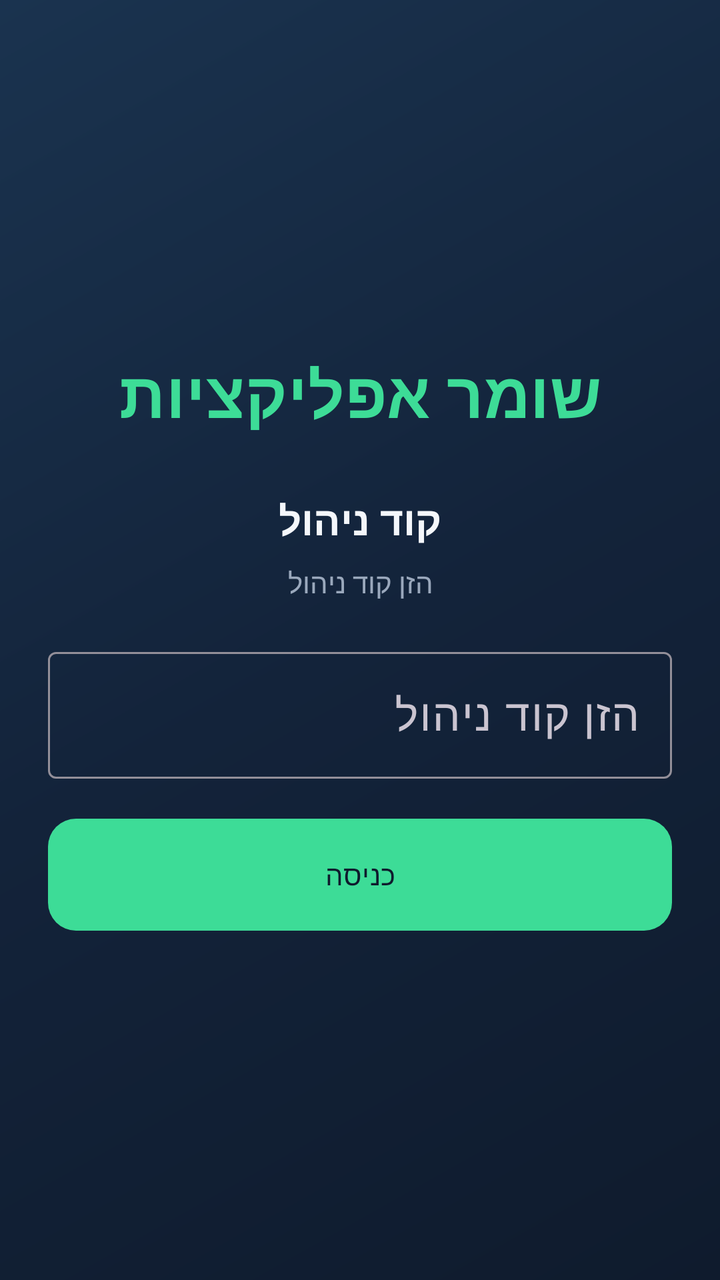
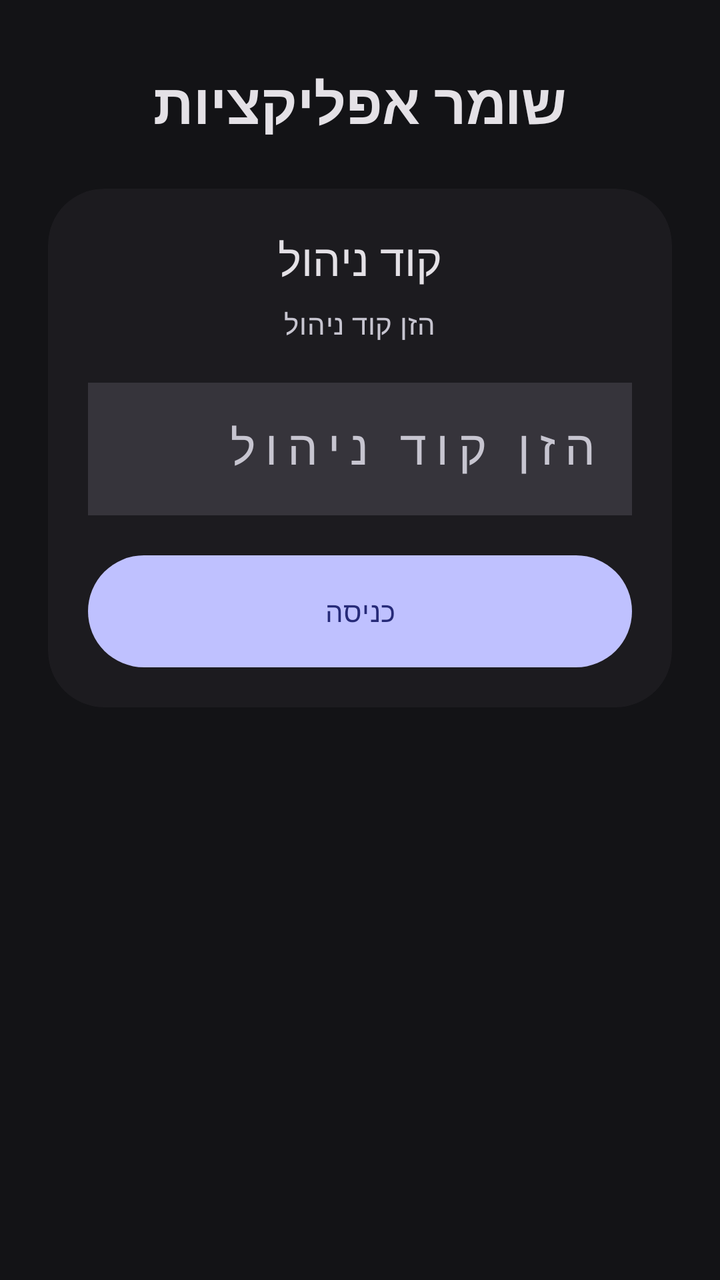

Before-and-after screenshots of an Android layout around one commit, followed by the original layout XML and the change that was made.
<!-- AndroidManifest.xml: application theme Theme.AppGuard -->
<!-- res/layout/activity_pin.xml -->
<?xml version="1.0" encoding="utf-8"?>
<FrameLayout xmlns:android="http://schemas.android.com/apk/res/android"
    android:layout_width="match_parent"
    android:layout_height="match_parent"
    android:background="@drawable/bg_gradient"
    android:layoutDirection="rtl"
    android:padding="24dp">

    <LinearLayout
        android:layout_width="match_parent"
        android:layout_height="wrap_content"
        android:layout_gravity="center"
        android:orientation="vertical">

        <TextView
            android:id="@+id/brand"
            style="@style/Text.Brand"
            android:layout_width="match_parent"
            android:layout_height="wrap_content"
            android:gravity="center"
            android:text="@string/app_name" />

        <TextView
            android:id="@+id/pinTitle"
            android:layout_width="match_parent"
            android:layout_height="wrap_content"
            android:layout_marginTop="28dp"
            android:gravity="center"
            android:text="@string/pin_title"
            android:textColor="@color/text_primary"
            android:textSize="20sp"
            android:textStyle="bold" />

        <TextView
            android:id="@+id/pinHint"
            android:layout_width="match_parent"
            android:layout_height="wrap_content"
            android:layout_marginTop="8dp"
            android:gravity="center"
            android:text="@string/pin_enter_hint"
            android:textColor="@color/text_secondary" />

        <com.google.android.material.textfield.TextInputLayout
            android:id="@+id/pinLayout"
            android:layout_width="match_parent"
            android:layout_height="wrap_content"
            android:layout_marginTop="20dp"
            android:hint="@string/pin_enter_hint">

            <com.google.android.material.textfield.TextInputEditText
                android:id="@+id/pinInput"
                android:layout_width="match_parent"
                android:layout_height="wrap_content"
                android:inputType="numberPassword"
                android:maxLength="8"
                android:textAlignment="center"
                android:textSize="22sp" />
        </com.google.android.material.textfield.TextInputLayout>

        <com.google.android.material.textfield.TextInputLayout
            android:id="@+id/pinConfirmLayout"
            android:layout_width="match_parent"
            android:layout_height="wrap_content"
            android:layout_marginTop="12dp"
            android:hint="@string/pin_confirm_hint"
            android:visibility="gone">

            <com.google.android.material.textfield.TextInputEditText
                android:id="@+id/pinConfirmInput"
                android:layout_width="match_parent"
                android:layout_height="wrap_content"
                android:inputType="numberPassword"
                android:maxLength="8"
                android:textAlignment="center"
                android:textSize="22sp" />
        </com.google.android.material.textfield.TextInputLayout>

        <com.google.android.material.button.MaterialButton
            android:id="@+id/pinSubmit"
            android:layout_width="match_parent"
            android:layout_height="56dp"
            android:layout_marginTop="20dp"
            android:text="@string/pin_unlock" />

        <com.google.android.material.button.MaterialButton
            android:id="@+id/btnForgot"
            style="@style/Widget.AppGuard.Button.Outlined"
            android:layout_width="match_parent"
            android:layout_height="wrap_content"
            android:layout_marginTop="12dp"
            android:text="@string/recovery_forgot"
            android:visibility="gone" />
    </LinearLayout>
</FrameLayout>
<!-- resources referenced by this layout -->
<resources>
  <color name="text_primary">#F4F7FB</color>
  <color name="text_secondary">#9AA8BC</color>
  <!-- drawable bg_gradient (drawable) -->
  <?xml version="1.0" encoding="utf-8"?>
  <shape xmlns:android="http://schemas.android.com/apk/res/android"
      android:shape="rectangle">
      <gradient
          android:angle="135"
          android:startColor="#0F1B2D"
          android:centerColor="#13233A"
          android:endColor="#1A334F"
          android:type="linear" />
  </shape>
  <style name="Text.Brand" parent="TextAppearance.Material3.HeadlineLarge">
          <item name="android:textColor">@color/accent</item>
          <item name="android:textStyle">bold</item>
          <item name="android:letterSpacing">0.01</item>
      </style>
  <style name="Widget.AppGuard.Button.Outlined" parent="Widget.Material3.Button.OutlinedButton">
          <item name="strokeColor">@color/stroke</item>
          <item name="android:textColor">@color/text_primary</item>
          <item name="cornerRadius">14dp</item>
          <item name="android:minHeight">48dp</item>
      </style>
  <style name="Theme.AppGuard" parent="Theme.Material3.Dark.NoActionBar">
          <item name="colorPrimary">@color/accent</item>
          <item name="colorPrimaryContainer">@color/accent_dim</item>
          <item name="colorOnPrimary">@color/bg</item>
          <item name="colorSecondary">@color/warning</item>
          <item name="colorError">@color/danger</item>
          <item name="android:statusBarColor">@android:color/transparent</item>
          <item name="android:navigationBarColor">@android:color/transparent</item>
          <item name="android:windowBackground">@color/bg</item>
          <item name="android:textColorPrimary">@color/text_primary</item>
          <item name="android:textColorSecondary">@color/text_secondary</item>
          <item name="materialButtonStyle">@style/Widget.AppGuard.Button</item>
          <item name="android:windowLayoutInDisplayCutoutMode">shortEdges</item>
      </style>
  <color name="accent">#3DDC97</color>
  <color name="stroke">#2E405C</color>
  <color name="accent_dim">#2A9B6C</color>
  <color name="bg">#0F1B2D</color>
  <color name="warning">#FFCC66</color>
  <color name="danger">#F07178</color>
  <style name="Widget.AppGuard.Button" parent="Widget.Material3.Button">
          <item name="backgroundTint">@color/accent</item>
          <item name="android:textColor">@color/bg</item>
          <item name="cornerRadius">14dp</item>
          <item name="android:minHeight">52dp</item>
          <item name="android:insetTop">0dp</item>
          <item name="android:insetBottom">0dp</item>
      </style>
  <!-- unchanged entries left out for length: 6 -->
</resources>

<!-- the commit's change to res/layout/activity_pin.xml (unified diff, before → after) -->
@@ -1,8 +1,10 @@
 <?xml version="1.0" encoding="utf-8"?>
-<FrameLayout xmlns:android="http://schemas.android.com/apk/res/android"
+<ScrollView xmlns:android="http://schemas.android.com/apk/res/android"
+    xmlns:app="http://schemas.android.com/apk/res-auto"
     android:layout_width="match_parent"
     android:layout_height="match_parent"
-    android:background="@drawable/bg_gradient"
+    android:background="?attr/colorSurface"
+    android:fillViewport="true"
     android:layoutDirection="rtl"
     android:padding="24dp">
 
@@ -12,83 +14,252 @@
         android:layout_gravity="center"
         android:orientation="vertical">
 
+        <include layout="@layout/include_onboarding_steps" />
+
+        <TextView
+            android:id="@+id/stepCaption"
+            style="@style/Text.Caption"
+            android:layout_width="match_parent"
+            android:layout_height="wrap_content"
+            android:layout_marginTop="12dp"
+            android:gravity="center"
+            android:text="@string/pin_step_caption"
+            android:visibility="gone" />
+
         <TextView
             android:id="@+id/brand"
-            style="@style/Text.Brand"
-            android:layout_width="match_parent"
-            android:layout_height="wrap_content"
-            android:gravity="center"
-            android:text="@string/app_name" />
-
-        <TextView
-            android:id="@+id/pinTitle"
-            android:layout_width="match_parent"
-            android:layout_height="wrap_content"
-            android:layout_marginTop="28dp"
-            android:gravity="center"
-            android:text="@string/pin_title"
-            android:textColor="@color/text_primary"
-            android:textSize="20sp"
-            android:textStyle="bold" />
-
-        <TextView
-            android:id="@+id/pinHint"
             android:layout_width="match_parent"
             android:layout_height="wrap_content"
             android:layout_marginTop="8dp"
             android:gravity="center"
-            android:text="@string/pin_enter_hint"
-            android:textColor="@color/text_secondary" />
-
-        <com.google.android.material.textfield.TextInputLayout
-            android:id="@+id/pinLayout"
-            android:layout_width="match_parent"
-            android:layout_height="wrap_content"
-            android:layout_marginTop="20dp"
-            android:hint="@string/pin_enter_hint">
-
-            <com.google.android.material.textfield.TextInputEditText
-                android:id="@+id/pinInput"
+            android:text="@string/app_name"
+            android:textAppearance="@style/TextAppearance.Material3.HeadlineMedium"
+            android:textColor="?attr/colorOnSurface"
+            android:textStyle="bold" />
+
+        <com.google.android.material.card.MaterialCardView
+            android:layout_width="match_parent"
+            android:layout_height="wrap_content"
+            android:layout_marginTop="24dp"
+            app:shapeAppearanceOverlay="@style/Shape.AppGuard.CardHero">
+
+            <LinearLayout
                 android:layout_width="match_parent"
                 android:layout_height="wrap_content"
-                android:inputType="numberPassword"
-                android:maxLength="8"
-                android:textAlignment="center"
-                android:textSize="22sp" />
-        </com.google.android.material.textfield.TextInputLayout>
-
-        <com.google.android.material.textfield.TextInputLayout
-            android:id="@+id/pinConfirmLayout"
-            android:layout_width="match_parent"
-            android:layout_height="wrap_content"
-            android:layout_marginTop="12dp"
-            android:hint="@string/pin_confirm_hint"
-            android:visibility="gone">
-
-            <com.google.android.material.textfield.TextInputEditText
-                android:id="@+id/pinConfirmInput"
-                android:layout_width="match_parent"
-                android:layout_height="wrap_content"
-                android:inputType="numberPassword"
-                android:maxLength="8"
-                android:textAlignment="center"
-                android:textSize="22sp" />
-        </com.google.android.material.textfield.TextInputLayout>
-
-        <com.google.android.material.button.MaterialButton
-            android:id="@+id/pinSubmit"
-            android:layout_width="match_parent"
-            android:layout_height="56dp"
-            android:layout_marginTop="20dp"
-            android:text="@string/pin_unlock" />
+                android:orientation="vertical"
+                android:padding="20dp">
+
+                <TextView
+                    android:id="@+id/pinTitle"
+                    android:layout_width="match_parent"
+                    android:layout_height="wrap_content"
+                    android:gravity="center"
+                    android:text="@string/pin_title"
+                    android:textAppearance="@style/TextAppearance.Material3.TitleLarge"
+                    android:textColor="?attr/colorOnSurface" />
+
+                <TextView
+                    android:id="@+id/pinHint"
+                    android:layout_width="match_parent"
+                    android:layout_height="wrap_content"
+                    android:layout_marginTop="8dp"
+                    android:gravity="center"
+                    android:text="@string/pin_enter_hint"
+                    android:textAppearance="@style/TextAppearance.Material3.BodyMedium"
+                    android:textColor="?attr/colorOnSurfaceVariant" />
+
+                <com.google.android.material.textfield.TextInputLayout
+                    android:id="@+id/pinLayout"
+                    android:layout_width="match_parent"
+                    android:layout_height="wrap_content"
+                    android:layout_marginTop="20dp"
+                    android:hint="@string/pin_enter_hint">
+
+                    <com.google.android.material.textfield.TextInputEditText
+                        android:id="@+id/pinInput"
+                        android:layout_width="match_parent"
+                        android:layout_height="wrap_content"
+                        android:inputType="numberPassword"
+                        android:letterSpacing="0.2"
+                        android:maxLength="8"
+                        android:textAlignment="center"
+                        android:textSize="24sp" />
+                </com.google.android.material.textfield.TextInputLayout>
+
+                <com.google.android.material.textfield.TextInputLayout
+                    android:id="@+id/pinConfirmLayout"
+                    android:layout_width="match_parent"
+                    android:layout_height="wrap_content"
+                    android:layout_marginTop="12dp"
+                    android:hint="@string/pin_confirm_hint"
+                    android:visibility="gone">
+
+                    <com.google.android.material.textfield.TextInputEditText
+                        android:id="@+id/pinConfirmInput"
+                        android:layout_width="match_parent"
+                        android:layout_height="wrap_content"
+                        android:inputType="numberPassword"
+                        android:letterSpacing="0.2"
+                        android:maxLength="8"
+                        android:textAlignment="center"
+                        android:textSize="24sp" />
+                </com.google.android.material.textfield.TextInputLayout>
+
+                <com.google.android.material.button.MaterialButton
+                    android:id="@+id/pinSubmit"
+                    android:layout_width="match_parent"
+                    android:layout_height="56dp"
+                    android:layout_marginTop="20dp"
+                    android:text="@string/pin_unlock" />
+            </LinearLayout>
+        </com.google.android.material.card.MaterialCardView>
 
         <com.google.android.material.button.MaterialButton
             android:id="@+id/btnForgot"
-            style="@style/Widget.AppGuard.Button.Outlined"
-            android:layout_width="match_parent"
-            android:layout_height="wrap_content"
-            android:layout_marginTop="12dp"
+            style="@style/Widget.AppGuard.Button.Ghost"
+            android:layout_width="match_parent"
+            android:layout_height="wrap_content"
+            android:layout_marginTop="8dp"
             android:text="@string/recovery_forgot"
             android:visibility="gone" />
     </LinearLayout>
-</FrameLayout>
+</ScrollView>
+<!-- res/layout/include_onboarding_steps.xml (included above) -->
+<?xml version="1.0" encoding="utf-8"?>
+<LinearLayout xmlns:android="http://schemas.android.com/apk/res/android"
+    android:id="@+id/onboardingRail"
+    android:layout_width="match_parent"
+    android:layout_height="wrap_content"
+    android:layout_marginBottom="4dp"
+    android:background="@drawable/bg_search"
+    android:gravity="center"
+    android:orientation="horizontal"
+    android:paddingHorizontal="8dp"
+    android:paddingVertical="10dp"
+    android:visibility="gone">
+
+    <LinearLayout
+        android:layout_width="0dp"
+        android:layout_height="wrap_content"
+        android:layout_weight="1"
+        android:gravity="center"
+        android:orientation="vertical">
+
+        <TextView
+            android:id="@+id/step1"
+            android:layout_width="28dp"
+            android:layout_height="28dp"
+            android:background="@drawable/bg_step_idle"
+            android:gravity="center"
+            android:text="1"
+            android:textSize="12sp"
+            android:textStyle="bold" />
+
+        <TextView
+            android:id="@+id/step1Label"
+            android:layout_width="wrap_content"
+            android:layout_height="wrap_content"
+            android:layout_marginTop="4dp"
+            android:text="@string/step_pin"
+            android:textAppearance="@style/TextAppearance.Material3.LabelSmall" />
+    </LinearLayout>
+
+    <View
+        android:layout_width="0dp"
+        android:layout_height="2dp"
+        android:layout_marginTop="-14dp"
+        android:layout_weight="0.25"
+        android:background="@color/md_theme_outline_variant" />
+
+    <LinearLayout
+        android:layout_width="0dp"
+        android:layout_height="wrap_content"
+        android:layout_weight="1"
+        android:gravity="center"
+        android:orientation="vertical">
+
+        <TextView
+            android:id="@+id/step2"
+            android:layout_width="28dp"
+            android:layout_height="28dp"
+            android:background="@drawable/bg_step_idle"
+            android:gravity="center"
+            android:text="2"
+            android:textSize="12sp"
+            android:textStyle="bold" />
+
+        <TextView
+            android:id="@+id/step2Label"
+            android:layout_width="wrap_content"
+            android:layout_height="wrap_content"
+            android:layout_marginTop="4dp"
+            android:text="@string/step_recovery"
+            android:textAppearance="@style/TextAppearance.Material3.LabelSmall" />
+    </LinearLayout>
+
+    <View
+        android:layout_width="0dp"
+        android:layout_height="2dp"
+        android:layout_marginTop="-14dp"
+        android:layout_weight="0.25"
+        android:background="@color/md_theme_outline_variant" />
+
+    <LinearLayout
+        android:layout_width="0dp"
+        android:layout_height="wrap_content"
+        android:layout_weight="1"
+        android:gravity="center"
+        android:orientation="vertical">
+
+        <TextView
+            android:id="@+id/step3"
+            android:layout_width="28dp"
+            android:layout_height="28dp"
+            android:background="@drawable/bg_step_idle"
+            android:gravity="center"
+            android:text="3"
+            android:textSize="12sp"
+            android:textStyle="bold" />
+
+        <TextView
+            android:id="@+id/step3Label"
+            android:layout_width="wrap_content"
+            android:layout_height="wrap_content"
+            android:layout_marginTop="4dp"
+            android:text="@string/step_permissions"
+            android:textAppearance="@style/TextAppearance.Material3.LabelSmall" />
+    </LinearLayout>
+
+    <View
+        android:layout_width="0dp"
+        android:layout_height="2dp"
+        android:layout_marginTop="-14dp"
+        android:layout_weight="0.25"
+        android:background="@color/md_theme_outline_variant" />
+
+    <LinearLayout
+        android:layout_width="0dp"
+        android:layout_height="wrap_content"
+        android:layout_weight="1"
+        android:gravity="center"
+        android:orientation="vertical">
+
+        <TextView
+            android:id="@+id/step4"
+            android:layout_width="28dp"
+            android:layout_height="28dp"
+            android:background="@drawable/bg_step_idle"
+            android:gravity="center"
+            android:text="4"
+            android:textSize="12sp"
+            android:textStyle="bold" />
+
+        <TextView
+            android:id="@+id/step4Label"
+            android:layout_width="wrap_content"
+            android:layout_height="wrap_content"
+            android:layout_marginTop="4dp"
+            android:text="@string/step_allowlist"
+            android:textAppearance="@style/TextAppearance.Material3.LabelSmall" />
+    </LinearLayout>
+</LinearLayout>
<!-- resource entries referenced after the edit -->
@@ -1,56 +1,145 @@
 <!-- resources referenced by this layout -->
 <resources>
-  <color name="text_primary">#F4F7FB</color>
-  <color name="text_secondary">#9AA8BC</color>
-  <!-- drawable bg_gradient (drawable) -->
+  <color name="md_theme_outline_variant">#46464F</color>
+  <!-- drawable bg_search (drawable) -->
   <?xml version="1.0" encoding="utf-8"?>
   <shape xmlns:android="http://schemas.android.com/apk/res/android"
       android:shape="rectangle">
-      <gradient
-          android:angle="135"
-          android:startColor="#0F1B2D"
-          android:centerColor="#13233A"
-          android:endColor="#1A334F"
-          android:type="linear" />
+      <solid android:color="@color/md_theme_surface_container_highest" />
+      <corners android:radius="28dp" />
   </shape>
-  <style name="Text.Brand" parent="TextAppearance.Material3.HeadlineLarge">
-          <item name="android:textColor">@color/accent</item>
-          <item name="android:textStyle">bold</item>
-          <item name="android:letterSpacing">0.01</item>
+  <!-- drawable bg_step_idle (drawable) -->
+  <?xml version="1.0" encoding="utf-8"?>
+  <shape xmlns:android="http://schemas.android.com/apk/res/android"
+      android:shape="oval">
+      <solid android:color="@color/md_theme_surface_container_highest" />
+      <size android:width="28dp" android:height="28dp" />
+  </shape>
+  <string name="pin_step_caption">בחר קוד שיגן על ההגדרות</string>
+  <string name="step_allowlist">רשימה</string>
+  <string name="step_permissions">הרשאות</string>
+  <string name="step_pin">קוד</string>
+  <string name="step_recovery">שחזור</string>
+  <style name="Shape.AppGuard.CardHero" parent="ShapeAppearance.Material3.Corner.ExtraLarge">
+          <item name="cornerSize">28dp</item>
       </style>
-  <style name="Widget.AppGuard.Button.Outlined" parent="Widget.Material3.Button.OutlinedButton">
-          <item name="strokeColor">@color/stroke</item>
-          <item name="android:textColor">@color/text_primary</item>
-          <item name="cornerRadius">14dp</item>
+  <style name="Text.Caption" parent="TextAppearance.Material3.LabelMedium">
+          <item name="android:textColor">?attr/colorOnSurfaceVariant</item>
+      </style>
+  <style name="Widget.AppGuard.Button.Ghost" parent="Widget.Material3.Button.TextButton">
           <item name="android:minHeight">48dp</item>
+          <item name="cornerRadius">28dp</item>
+          <item name="android:textAllCaps">false</item>
       </style>
   <style name="Theme.AppGuard" parent="Theme.Material3.Dark.NoActionBar">
-          <item name="colorPrimary">@color/accent</item>
-          <item name="colorPrimaryContainer">@color/accent_dim</item>
-          <item name="colorOnPrimary">@color/bg</item>
-          <item name="colorSecondary">@color/warning</item>
-          <item name="colorError">@color/danger</item>
+          <item name="colorPrimary">@color/md_theme_primary</item>
+          <item name="colorOnPrimary">@color/md_theme_on_primary</item>
+          <item name="colorPrimaryContainer">@color/md_theme_primary_container</item>
+          <item name="colorOnPrimaryContainer">@color/md_theme_on_primary_container</item>
+          <item name="colorSecondary">@color/md_theme_secondary</item>
+          <item name="colorOnSecondary">@color/md_theme_on_secondary</item>
+          <item name="colorSecondaryContainer">@color/md_theme_secondary_container</item>
+          <item name="colorOnSecondaryContainer">@color/md_theme_on_secondary_container</item>
+          <item name="colorTertiary">@color/md_theme_tertiary</item>
+          <item name="colorOnTertiary">@color/md_theme_on_tertiary</item>
+          <item name="colorTertiaryContainer">@color/md_theme_tertiary_container</item>
+          <item name="colorOnTertiaryContainer">@color/md_theme_on_tertiary_container</item>
+          <item name="colorError">@color/md_theme_error</item>
+          <item name="colorOnError">@color/md_theme_on_error</item>
+          <item name="colorErrorContainer">@color/md_theme_error_container</item>
+          <item name="colorOnErrorContainer">@color/md_theme_on_error_container</item>
+          <item name="android:colorBackground">@color/md_theme_background</item>
+          <item name="colorOnBackground">@color/md_theme_on_background</item>
+          <item name="colorSurface">@color/md_theme_surface</item>
+          <item name="colorOnSurface">@color/md_theme_on_surface</item>
+          <item name="colorSurfaceVariant">@color/md_theme_surface_variant</item>
+          <item name="colorOnSurfaceVariant">@color/md_theme_on_surface_variant</item>
+          <item name="colorOutline">@color/md_theme_outline</item>
+          <item name="colorOutlineVariant">@color/md_theme_outline_variant</item>
+          <item name="colorSurfaceContainer">@color/md_theme_surface_container</item>
+          <item name="colorSurfaceContainerHigh">@color/md_theme_surface_container_high</item>
+          <item name="colorSurfaceContainerHighest">@color/md_theme_surface_container_highest</item>
+          <item name="colorSurfaceContainerLow">@color/md_theme_surface_container_low</item>
+          <item name="colorSurfaceContainerLowest">@color/md_theme_background</item>
           <item name="android:statusBarColor">@android:color/transparent</item>
           <item name="android:navigationBarColor">@android:color/transparent</item>
-          <item name="android:windowBackground">@color/bg</item>
-          <item name="android:textColorPrimary">@color/text_primary</item>
-          <item name="android:textColorSecondary">@color/text_secondary</item>
+          <item name="android:windowBackground">@color/md_theme_background</item>
+          <item name="android:windowLayoutInDisplayCutoutMode">shortEdges</item>
           <item name="materialButtonStyle">@style/Widget.AppGuard.Button</item>
-          <item name="android:windowLayoutInDisplayCutoutMode">shortEdges</item>
+          <item name="materialCardViewStyle">@style/Widget.AppGuard.Card</item>
+          <item name="checkboxStyle">@style/Widget.AppGuard.CheckBox</item>
+          <item name="materialSwitchStyle">@style/Widget.AppGuard.Switch</item>
+          <item name="textInputStyle">@style/Widget.AppGuard.TextInput</item>
+          <item name="toolbarStyle">@style/Widget.AppGuard.Toolbar</item>
+          <item name="chipStyle">@style/Widget.AppGuard.Chip</item>
       </style>
-  <color name="accent">#3DDC97</color>
-  <color name="stroke">#2E405C</color>
-  <color name="accent_dim">#2A9B6C</color>
-  <color name="bg">#0F1B2D</color>
-  <color name="warning">#FFCC66</color>
-  <color name="danger">#F07178</color>
+  <color name="md_theme_surface_container_highest">#36343B</color>
+  <color name="md_theme_primary">#BFC1FF</color>
+  <color name="md_theme_on_primary">#262A78</color>
+  <color name="md_theme_primary_container">#3D4296</color>
+  <color name="md_theme_on_primary_container">#E0E0FF</color>
+  <color name="md_theme_secondary">#C5C4DD</color>
+  <color name="md_theme_on_secondary">#2E2F42</color>
+  <color name="md_theme_secondary_container">#444559</color>
+  <color name="md_theme_on_secondary_container">#E1E0F9</color>
+  <color name="md_theme_tertiary">#E9B9D3</color>
+  <color name="md_theme_on_tertiary">#46263A</color>
+  <color name="md_theme_tertiary_container">#5F3C51</color>
+  <color name="md_theme_on_tertiary_container">#FFD8EB</color>
+  <color name="md_theme_error">#FFB4AB</color>
+  <color name="md_theme_on_error">#690005</color>
+  <color name="md_theme_error_container">#93000A</color>
+  <color name="md_theme_on_error_container">#FFDAD6</color>
+  <color name="md_theme_background">#131316</color>
+  <color name="md_theme_on_background">#E4E1E6</color>
+  <color name="md_theme_surface">#131316</color>
+  <color name="md_theme_on_surface">#E4E1E6</color>
+  <color name="md_theme_surface_variant">#46464F</color>
+  <color name="md_theme_on_surface_variant">#C7C5D0</color>
+  <color name="md_theme_outline">#91909A</color>
+  <color name="md_theme_surface_container">#1C1B1F</color>
+  <color name="md_theme_surface_container_high">#2B2930</color>
+  <color name="md_theme_surface_container_low">#1B1B1F</color>
   <style name="Widget.AppGuard.Button" parent="Widget.Material3.Button">
-          <item name="backgroundTint">@color/accent</item>
-          <item name="android:textColor">@color/bg</item>
-          <item name="cornerRadius">14dp</item>
-          <item name="android:minHeight">52dp</item>
+          <item name="android:minHeight">56dp</item>
           <item name="android:insetTop">0dp</item>
           <item name="android:insetBottom">0dp</item>
+          <item name="cornerRadius">28dp</item>
+          <item name="android:textAllCaps">false</item>
+          <item name="elevation">0dp</item>
+      </style>
+  <style name="Widget.AppGuard.Card" parent="Widget.Material3.CardView.Filled">
+          <item name="cardBackgroundColor">?attr/colorSurfaceContainer</item>
+          <item name="cardElevation">0dp</item>
+          <item name="strokeWidth">0dp</item>
+          <item name="shapeAppearance">@style/Shape.AppGuard.Card</item>
+      </style>
+  <style name="Widget.AppGuard.CheckBox" parent="Widget.Material3.CompoundButton.CheckBox" />
+  <style name="Widget.AppGuard.Switch" parent="Widget.Material3.CompoundButton.MaterialSwitch" />
+  <style name="Widget.AppGuard.TextInput" parent="Widget.Material3.TextInputLayout.FilledBox">
+          <item name="boxBackgroundColor">?attr/colorSurfaceContainerHighest</item>
+          <item name="boxStrokeWidth">0dp</item>
+          <item name="boxStrokeWidthFocused">0dp</item>
+          <item name="hintTextColor">?attr/colorOnSurfaceVariant</item>
+          <item name="shapeAppearance">@style/Shape.AppGuard.Pill</item>
+      </style>
+  <style name="Widget.AppGuard.Toolbar" parent="Widget.Material3.Toolbar">
+          <item name="android:background">@android:color/transparent</item>
+          <item name="titleCentered">true</item>
+          <item name="titleTextColor">?attr/colorOnSurface</item>
+      </style>
+  <style name="Widget.AppGuard.Chip" parent="Widget.Material3.Chip.Assist">
+          <item name="chipBackgroundColor">?attr/colorSurfaceContainerHighest</item>
+          <item name="android:textColor">?attr/colorOnSurfaceVariant</item>
+          <item name="chipMinHeight">28dp</item>
+          <item name="chipCornerRadius">8dp</item>
+          <item name="ensureMinTouchTargetSize">false</item>
+      </style>
+  <style name="Shape.AppGuard.Card" parent="ShapeAppearance.Material3.Corner.Large">
+          <item name="cornerSize">16dp</item>
+      </style>
+  <style name="Shape.AppGuard.Pill" parent="ShapeAppearance.Material3.Corner.Full">
+          <item name="cornerSize">50%</item>
       </style>
   <!-- unchanged entries left out for length: 6 -->
 </resources>
